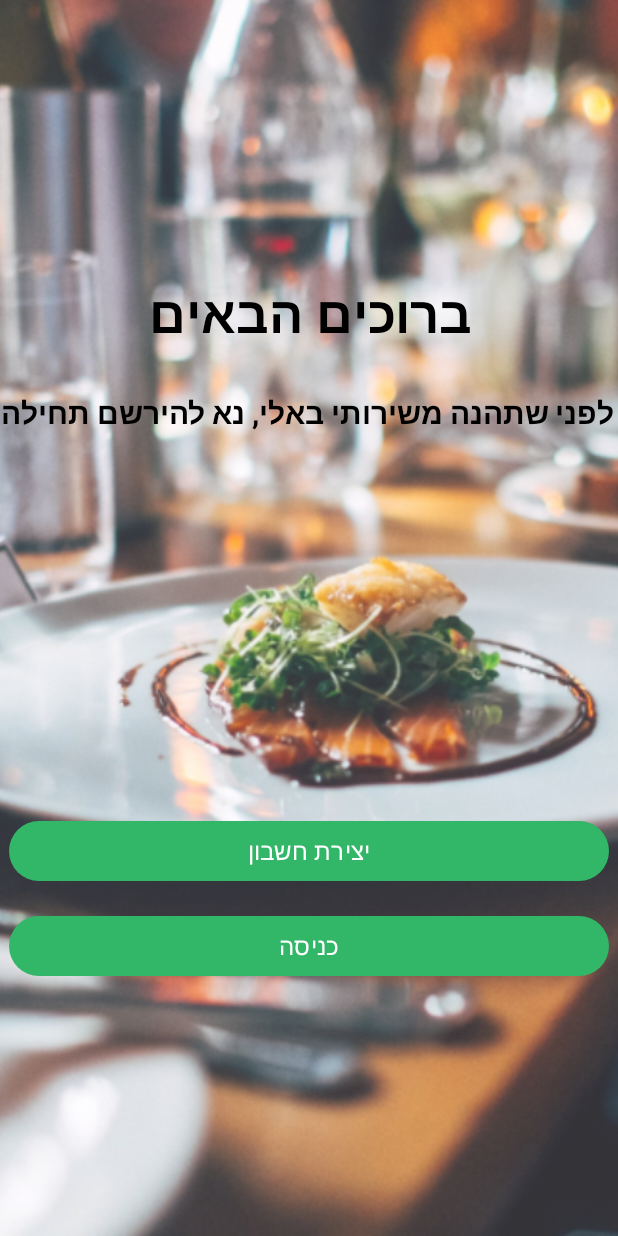
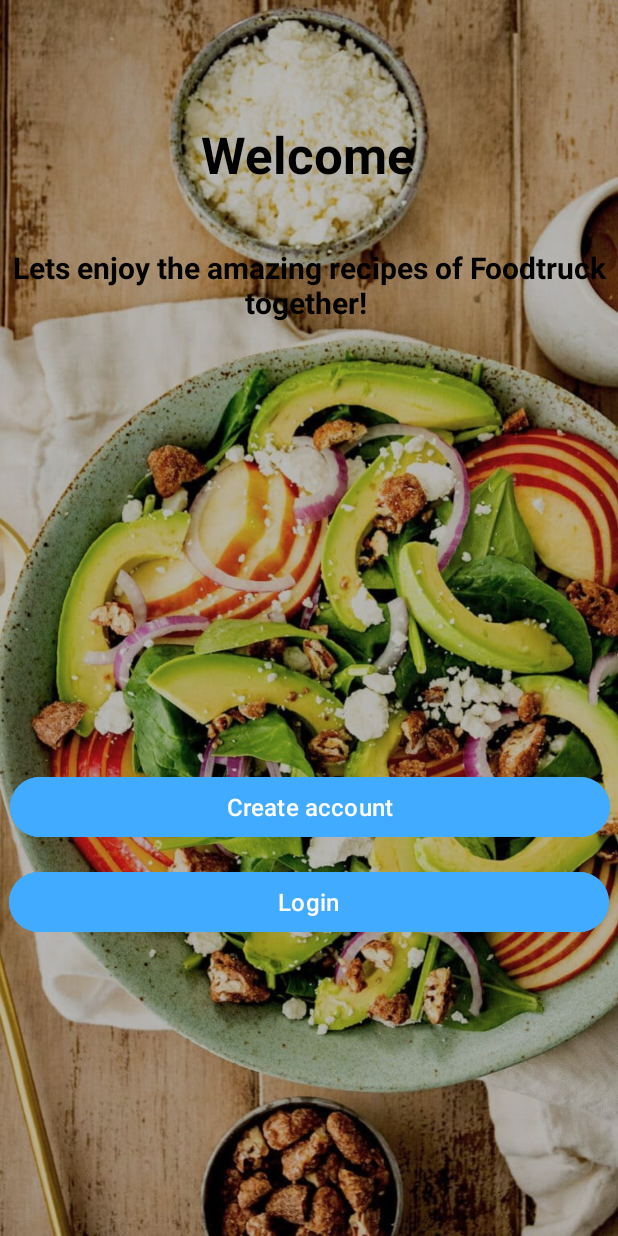
Before and after one commit to ilaycohen2712/Chef-sChoice, an Android app: the screen it shows after launch (Welcome), on a phone screen of 412 x 824 dp. Run offline under Robolectric (Android 15) with nearby library versions, the phone set to English and light mode, and no system bars; our stand-ins replace Firebase (no records; nobody signed in at launch, a user with empty details on screens opened directly).

Commit message:
fix login desgine

```diff
--- a/app/src/main/java/com/example/foodtruck/database/DatabaseInstance.kt
+++ b/app/src/main/java/com/example/foodtruck/database/DatabaseInstance.kt
@@ -13,7 +13,7 @@ object DatabaseInstance {
             val instance = Room.databaseBuilder(
                 context.applicationContext,
                 FoodTruckDatabase::class.java,
-                "bali_database"
+                "foodtruck_database"
             )
                 .fallbackToDestructiveMigration()
                 .build()
--- a/app/src/main/java/com/example/foodtruck/signup/SignUpFragment.kt
+++ b/app/src/main/java/com/example/foodtruck/signup/SignUpFragment.kt
@@ -61,8 +61,8 @@ class SignUpFragment : Fragment() {
             if (result == "Success") {
 //               findNavController().navigate(R.id.action_signupFragment_to_loginFragment)
                 Toast.makeText(requireContext(), result, Toast.LENGTH_SHORT).show()
-//                //val intent = Intent(requireActivity(), MainActivity::class.java)
-//                //startActivity(intent)
+               val intent = Intent(requireActivity(), MainActivity::class.java)
+               startActivity(intent)
             } else {
                 resetParameters()
 //                manageViews(
--- a/app/src/main/res/color/selector_bottom_nav_item.xml
+++ b/app/src/main/res/color/selector_bottom_nav_item.xml
@@ -1,5 +1,5 @@
 <?xml version="1.0" encoding="utf-8"?>
 <selector xmlns:android="http://schemas.android.com/apk/res/android">
-    <item android:color="#32B768" android:state_checked="true"/> <!-- Use this for selected state -->
-    <item android:color="#32B768" android:state_checked="false"/> <!-- Use this for default state -->
+    <item android:color="#41acff" android:state_checked="true"/> <!-- Use this for selected state -->
+    <item android:color="#41acff" android:state_checked="false"/> <!-- Use this for default state -->
 </selector>
--- a/app/src/main/res/layout/activity_welcome.xml
+++ b/app/src/main/res/layout/activity_welcome.xml
@@ -13,62 +13,66 @@
         android:layout_height="match_parent"
         android:scaleType="centerCrop"
         app:srcCompat="@drawable/welcome"
-        tools:layout_editor_absoluteX="0dp"
-        tools:layout_editor_absoluteY="16dp" />
+        tools:layout_editor_absoluteX="16dp"
+        tools:layout_editor_absoluteY="-89dp" />
 
     <TextView
         android:id="@+id/textView"
         android:layout_width="wrap_content"
         android:layout_height="wrap_content"
-        android:text="ברוכים הבאים"
+        android:text="Welcome"
         android:textColor="#000000"
         android:textColorLink="#000000"
+        android:textDirection="rtl"
         android:textSize="34sp"
         android:textStyle="bold"
-        android:textDirection="rtl"
         app:layout_constraintBottom_toBottomOf="parent"
         app:layout_constraintEnd_toEndOf="parent"
+        app:layout_constraintHorizontal_bias="0.497"
         app:layout_constraintStart_toStartOf="parent"
         app:layout_constraintTop_toTopOf="@+id/coverImageView"
-        app:layout_constraintVertical_bias="0.238" />
+        app:layout_constraintVertical_bias="0.103" />
 
     <TextView
         android:id="@+id/textView2"
         android:layout_width="wrap_content"
         android:layout_height="wrap_content"
-        android:text="לפני שתהנה משירותי באלי, נא להירשם תחילה"
+        android:gravity="center"
+        android:text="Lets enjoy the amazing recipes of Foodtruck together! "
         android:textColor="#000000"
+        android:textDirection="ltr"
         android:textSize="20sp"
         android:textStyle="bold"
-        android:gravity="center"
-        android:textDirection="rtl"
         app:layout_constraintBottom_toBottomOf="@+id/coverImageView"
         app:layout_constraintEnd_toEndOf="parent"
-        app:layout_constraintHorizontal_bias="0.36"
+        app:layout_constraintHorizontal_bias="0.0"
         app:layout_constraintStart_toStartOf="parent"
         app:layout_constraintTop_toTopOf="parent"
-        app:layout_constraintVertical_bias="0.328" />
+        app:layout_constraintVertical_bias="0.213" />
 
     <Button
         android:id="@+id/create_account_button"
         android:layout_width="400dp"
         android:layout_height="wrap_content"
-        android:text="יצירת חשבון"
+        android:backgroundTint="#41acff"
+        android:text="Create account"
         android:textDirection="rtl"
         android:textSize="16sp"
         app:layout_constraintBottom_toTopOf="@+id/login_button"
         app:layout_constraintEnd_toEndOf="parent"
-        app:layout_constraintHorizontal_bias="0.5"
+        app:layout_constraintHorizontal_bias="0.545"
         app:layout_constraintStart_toStartOf="parent"
         app:layout_constraintTop_toBottomOf="@+id/textView2"
-        app:layout_constraintVertical_chainStyle="packed"
-        app:layout_constraintVertical_bias="0.6"/>
+        app:layout_constraintVertical_bias="0.6"
+        app:layout_constraintVertical_chainStyle="packed" />
 
     <Button
         android:id="@+id/login_button"
         android:layout_width="400dp"
         android:layout_height="wrap_content"
-        android:text="כניסה"
+        android:layout_marginTop="15dp"
+        android:backgroundTint="#41acff"
+        android:text="Login"
         android:textDirection="rtl"
         android:textSize="16sp"
         app:layout_constraintBottom_toBottomOf="parent"
@@ -77,7 +81,6 @@
         app:layout_constraintStart_toStartOf="parent"
         app:layout_constraintTop_toBottomOf="@+id/create_account_button"
         app:layout_constraintVertical_bias="0.6"
-        app:layout_constraintVertical_chainStyle="packed"
-        android:layout_marginTop="15dp"/>
+        app:layout_constraintVertical_chainStyle="packed" />
 
 </androidx.constraintlayout.widget.ConstraintLayout>
--- a/app/src/main/res/layout/fragment_home_page.xml
+++ b/app/src/main/res/layout/fragment_home_page.xml
@@ -9,7 +9,7 @@
         android:id="@+id/textViewAppName"
         android:layout_width="wrap_content"
         android:layout_height="wrap_content"
-        android:text="BALI"
+        android:text="Food Truck"
         android:textSize="24sp"
         android:layout_alignParentTop="true"
         android:layout_centerHorizontal="true"
--- a/app/src/main/res/values/strings.xml
+++ b/app/src/main/res/values/strings.xml
@@ -1,5 +1,5 @@
 <resources>
-    <string name="app_name">Bali</string>
+    <string name="app_name">Food Truck</string>
     <!-- TODO: Remove or change this placeholder text -->
     <string name="hello_blank_fragment">Hello blank fragment</string>
     <string name="home" />
```
Also changed, not shown: app/src/main/res/drawable/welcome.png, 1 other file.
